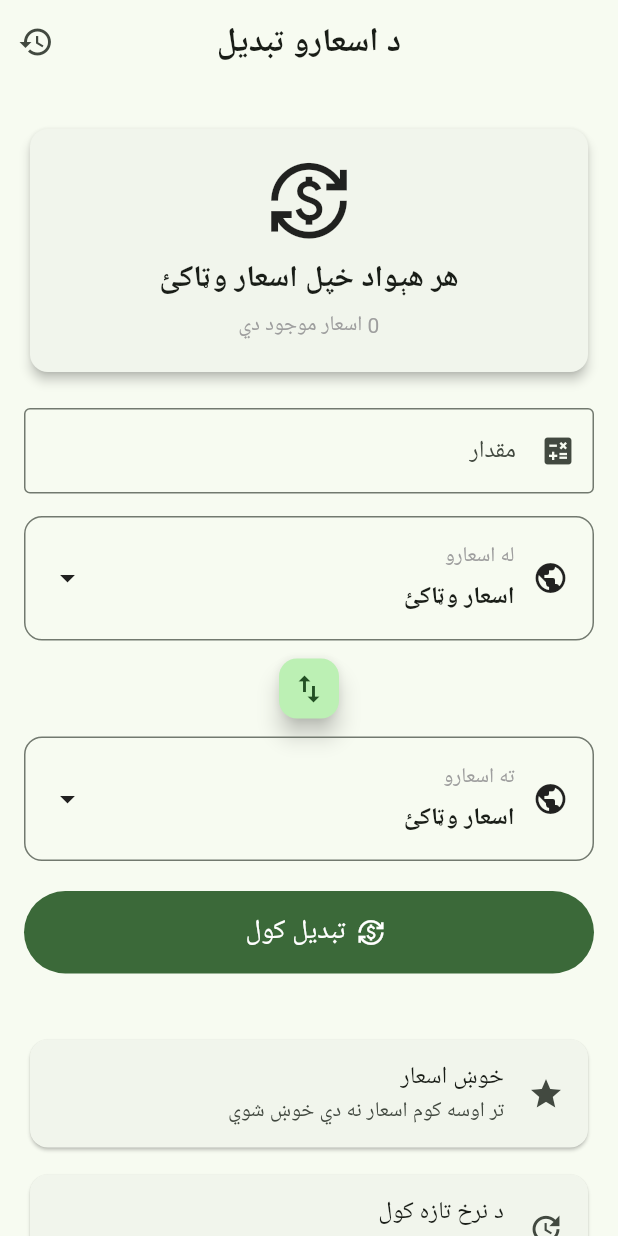
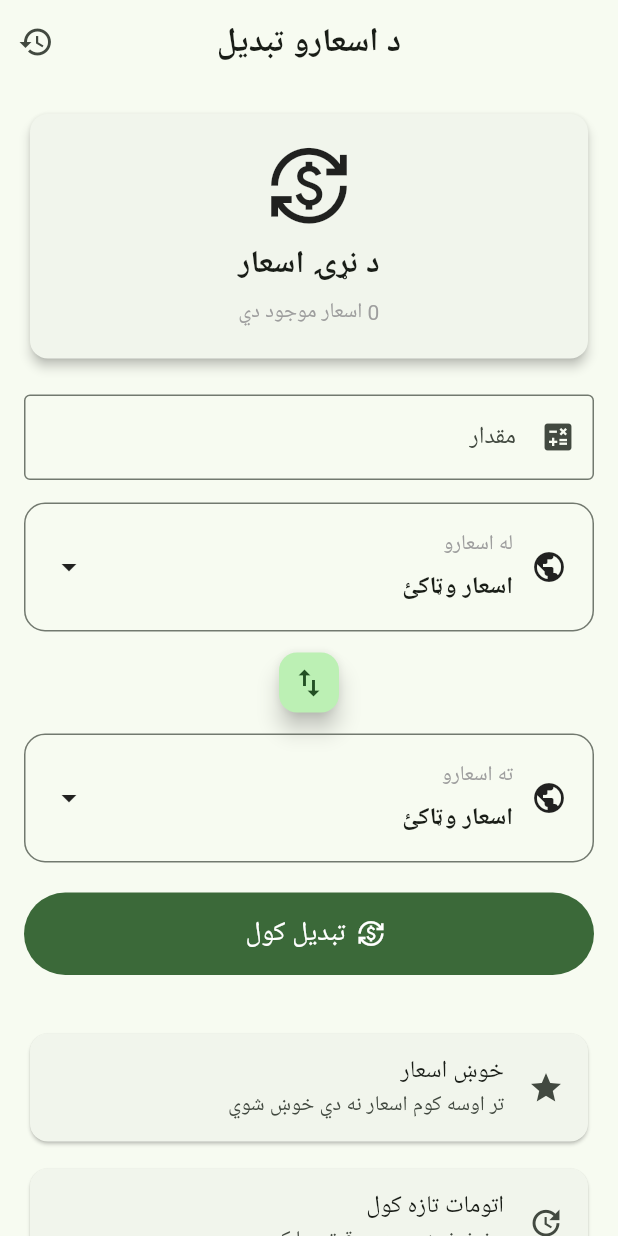
Before and after one commit to abdullahalingari-collab/AfghaniExchange, a Flutter app: the screen it shows after launch, after a tap on "تبدیل کول", on a phone screen of 412 x 824 dp. Run offline on Flutter 3.47's test engine with Material 3 defaults, Android fonts, the phone set to English and light mode, and no system bars; network calls fail.

Commit message:
Fix currency list and converter

```diff
--- a/lib/main.dart
+++ b/lib/main.dart
@@ -20,7 +20,7 @@ class AfghaniExchangeApp extends StatelessWidget {
         useMaterial3: true,
         colorSchemeSeed: Colors.green,
       ),
-      home: const ExchangeHomePage(),
+      home: const ExchangePage(),
     );
   }
 }
@@ -30,31 +30,22 @@ class Currency {
   final String name;
   final String symbol;
 
-  Currency({
+  const Currency({
     required this.code,
     required this.name,
     required this.symbol,
   });
-
-  factory Currency.fromJson(Map<String, dynamic> json) {
-    return Currency(
-      code: json['iso_code'] ?? '',
-      name: json['name'] ?? '',
-      symbol: json['symbol'] ?? '',
-    );
-  }
 }
 
-class ExchangeHomePage extends StatefulWidget {
-  const ExchangeHomePage({super.key});
+class ExchangePage extends StatefulWidget {
+  const ExchangePage({super.key});
 
   @override
-  State<ExchangeHomePage> createState() => _ExchangeHomePageState();
+  State<ExchangePage> createState() => _ExchangePageState();
 }
 
-class _ExchangeHomePageState extends State<ExchangeHomePage> {
+class _ExchangePageState extends State<ExchangePage> {
   List<Currency> currencies = [];
-  List<Currency> filteredCurrencies = [];
 
   Currency? fromCurrency;
   Currency? toCurrency;
@@ -64,26 +55,26 @@ class _ExchangeHomePageState extends State<ExchangeHomePage> {
   double? result;
   double? rate;
 
-  bool loadingCurrencies = true;
+  bool loading = true;
   bool converting = false;
 
   final Set<String> favorites = {};
   final List<String> history = [];
 
-  Timer? refreshTimer;
+  Timer? timer;
 
   @override
   void initState() {
     super.initState();
     loadCurrencies();
 
-    refreshTimer = Timer.periodic(
+    timer = Timer.periodic(
       const Duration(minutes: 1),
       (_) {
-        if (fromCurrency != null &&
-            toCurrency != null &&
-            amountController.text.isNotEmpty) {
-          convertCurrency();
+        if (amountController.text.isNotEmpty &&
+            fromCurrency != null &&
+            toCurrency != null) {
+          convert();
         }
       },
     );
@@ -91,7 +82,7 @@ class _ExchangeHomePageState extends State<ExchangeHomePage> {
 
   @override
   void dispose() {
-    refreshTimer?.cancel();
+    timer?.cancel();
     amountController.dispose();
     super.dispose();
   }
@@ -103,41 +94,50 @@ class _ExchangeHomePageState extends State<ExchangeHomePage> {
       );
 
       if (response.statusCode != 200) {
-        throw Exception();
+        throw Exception('API error');
       }
 
-      final List data = jsonDecode(response.body);
+      final decoded = jsonDecode(response.body);
 
-      final loaded = data
-          .map((item) => Currency.fromJson(item))
-          .where((c) => c.code.isNotEmpty)
-          .toList();
+      List<Currency> list = [];
 
-      loaded.sort((a, b) => a.name.compareTo(b.name));
+      // API د اسعارو معلومات د List په شکل راکوي
+      if (decoded is List) {
+        for (final item in decoded) {
+          if (item is Map<String, dynamic>) {
+            final code = item['iso_code']?.toString() ?? '';
+            final name = item['name']?.toString() ?? '';
+            final symbol = item['symbol']?.toString() ?? '';
+
+            if (code.isNotEmpty && name.isNotEmpty) {
+              list.add(
+                Currency(
+                  code: code,
+                  name: name,
+                  symbol: symbol,
+                ),
+              );
+            }
+          }
+        }
+      }
+
+      list.sort((a, b) => a.name.compareTo(b.name));
 
       if (!mounted) return;
 
       setState(() {
-        currencies = loaded;
-        filteredCurrencies = loaded;
+        currencies = list;
+        loading = false;
 
-        fromCurrency = loaded.firstWhere(
-          (c) => c.code == 'USD',
-          orElse: () => loaded.first,
-        );
-
-        toCurrency = loaded.firstWhere(
-          (c) => c.code == 'AFN',
-          orElse: () => loaded.first,
-        );
-
-        loadingCurrencies = false;
+        fromCurrency = findCurrency('USD');
+        toCurrency = findCurrency('AFN');
       });
     } catch (e) {
       if (!mounted) return;
 
       setState(() {
-        loadingCurrencies = false;
+        loading = false;
       });
 
       ScaffoldMessenger.of(context).showSnackBar(
@@ -148,7 +148,16 @@ class _ExchangeHomePageState extends State<ExchangeHomePage> {
     }
   }
 
-  Future<void> convertCurrency() async {
+  Currency? findCurrency(String code) {
+    for (final currency in currencies) {
+      if (currency.code == code) {
+        return currency;
+      }
+    }
+    return currencies.isNotEmpty ? currencies.first : null;
+  }
+
+  Future<void> convert() async {
     if (fromCurrency == null || toCurrency == null) return;
 
     final amount = double.tryParse(
@@ -187,6 +196,7 @@ class _ExchangeHomePageState extends State<ExchangeHomePage> {
       }
 
       final data = jsonDecode(response.body);
+
       final currentRate = (data['rate'] as num).toDouble();
       final converted = amount * currentRate;
 
@@ -197,11 +207,11 @@ class _ExchangeHomePageState extends State<ExchangeHomePage> {
         result = converted;
         converting = false;
 
-        final item =
+        history.insert(
+          0,
           '${amount.toString()} ${fromCurrency!.code} = '
-            '${converted.toStringAsFixed(2)} ${toCurrency!.code}';
-
-        history.insert(0, item);
+          '${converted.toStringAsFixed(2)} ${toCurrency!.code}',
+        );
 
         if (history.length > 20) {
           history.removeLast();
@@ -216,37 +226,25 @@ class _ExchangeHomePageState extends State<ExchangeHomePage> {
 
       ScaffoldMessenger.of(context).showSnackBar(
         const SnackBar(
-          content: Text('د دې دوو اسعارو نرخ پیدا نه شو'),
+          content: Text('د دې دوو اسعارو نرخ موجود نه دی'),
         ),
       );
     }
   }
 
-  void swapCurrencies() {
+  void swap() {
     if (fromCurrency == null || toCurrency == null) return;
 
     setState(() {
-      final temp = fromCurrency;
+      final old = fromCurrency;
       fromCurrency = toCurrency;
-      toCurrency = temp;
+      toCurrency = old;
       result = null;
       rate = null;
     });
   }
 
-  void toggleFavorite(Currency currency) {
-    setState(() {
-      if (favorites.contains(currency.code)) {
-        favorites.remove(currency.code);
-      } else {
-        favorites.add(currency.code);
-      }
-    });
-  }
-
-  Future<void> selectCurrency({
-    required bool from,
-  }) async {
+  Future<void> chooseCurrency(bool from) async {
     Currency? selected;
 
     selected = await showModalBottomSheet<Currency>(
@@ -254,13 +252,13 @@ class _ExchangeHomePageState extends State<ExchangeHomePage> {
       isScrollControlled: true,
       builder: (context) {
         String search = '';
-        List<Currency> list = currencies;
 
         return StatefulBuilder(
-          builder: (context, setSheetState) {
-            list = currencies.where((currency) {
+          builder: (context, setModalState) {
+            final filtered = currencies.where((currency) {
               final text =
                   '${currency.name} ${currency.code}'.toLowerCase();
+
               return text.contains(search.toLowerCase());
             }).toList();
 
@@ -268,14 +266,14 @@ class _ExchangeHomePageState extends State<ExchangeHomePage> {
               textDirection: TextDirection.rtl,
               child: SafeArea(
                 child: SizedBox(
-                  height: MediaQuery.of(context).size.height * 0.85,
+                  height: MediaQuery.of(context).size.height * .88,
                   child: Column(
                     children: [
-                      const SizedBox(height: 12),
+                      const SizedBox(height: 15),
                       const Text(
                         'اسعار وټاکئ',
                         style: TextStyle(
-                          fontSize: 20,
+                          fontSize: 21,
                           fontWeight: FontWeight.bold,
                         ),
                       ),
@@ -288,25 +286,26 @@ class _ExchangeHomePageState extends State<ExchangeHomePage> {
                             border: OutlineInputBorder(),
                           ),
                           onChanged: (value) {
-                            setSheetState(() {
+                            setModalState(() {
                               search = value;
                             });
                           },
                         ),
                       ),
                       Expanded(
-                        child: ListView.builder(
-                          itemCount: list.length,
+                        child: filtered.isEmpty
+                            ? const Center(
+                                child: Text('اسعار پیدا نه شول'),
+                              )
+                            : ListView.builder(
+                                itemCount: filtered.length,
                                 itemBuilder: (context, index) {
-                            final currency = list[index];
+                                  final currency = filtered[index];
 
                                   return ListTile(
                                     leading: CircleAvatar(
                                       child: Text(
-                                  currency.code.substring(
-                                    0,
-                                    currency.code.length > 2 ? 2 : 1,
-                                  ),
+                                        currency.code.substring(0, 2),
                                       ),
                                     ),
                                     title: Text(currency.name),
@@ -315,17 +314,35 @@ class _ExchangeHomePageState extends State<ExchangeHomePage> {
                                     ),
                                     trailing: IconButton(
                                       icon: Icon(
-                                  favorites.contains(currency.code)
+                                        favorites.contains(
+                                          currency.code,
+                                        )
                                             ? Icons.star
                                             : Icons.star_border,
                                       ),
                                       onPressed: () {
-                                  toggleFavorite(currency);
-                                  setSheetState(() {});
+                                        setState(() {
+                                          if (favorites.contains(
+                                            currency.code,
+                                          )) {
+                                            favorites.remove(
+                                              currency.code,
+                                            );
+                                          } else {
+                                            favorites.add(
+                                              currency.code,
+                                            );
+                                          }
+                                        });
+
+                                        setModalState(() {});
                                       },
                                     ),
                                     onTap: () {
-                                Navigator.pop(context, currency);
+                                      Navigator.pop(
+                                        context,
+                                        currency,
+                                      );
                                     },
                                   );
                                 },
@@ -355,6 +372,101 @@ class _ExchangeHomePageState extends State<ExchangeHomePage> {
     });
   }
 
+  void showHistory() {
+    showModalBottomSheet(
+      context: context,
+      builder: (context) {
+        return Directionality(
+          textDirection: TextDirection.rtl,
+          child: SafeArea(
+            child: SizedBox(
+              height: 450,
+              child: Column(
+                children: [
+                  const Padding(
+                    padding: EdgeInsets.all(16),
+                    child: Text(
+                      'د تبدیل تاریخچه',
+                      style: TextStyle(
+                        fontSize: 20,
+                        fontWeight: FontWeight.bold,
+                      ),
+                    ),
+                  ),
+                  Expanded(
+                    child: history.isEmpty
+                        ? const Center(
+                            child: Text('تر اوسه تاریخچه نشته'),
+                          )
+                        : ListView.builder(
+                            itemCount: history.length,
+                            itemBuilder: (context, index) {
+                              return ListTile(
+                                leading: const Icon(Icons.history),
+                                title: Text(history[index]),
+                              );
+                            },
+                          ),
+                  ),
+                ],
+              ),
+            ),
+          ),
+        );
+      },
+    );
+  }
+
+  Widget currencyBox({
+    required String title,
+    required Currency? currency,
+    required VoidCallback onTap,
+  }) {
+    return InkWell(
+      onTap: onTap,
+      borderRadius: BorderRadius.circular(14),
+      child: Container(
+        padding: const EdgeInsets.all(17),
+        decoration: BoxDecoration(
+          border: Border.all(
+            color: Theme.of(context).colorScheme.outline,
+          ),
+          borderRadius: BorderRadius.circular(14),
+        ),
+        child: Row(
+          children: [
+            const Icon(Icons.public),
+            const SizedBox(width: 12),
+            Expanded(
+              child: Column(
+                crossAxisAlignment: CrossAxisAlignment.start,
+                children: [
+                  Text(
+                    title,
+                    style: const TextStyle(
+                      color: Colors.grey,
+                    ),
+                  ),
+                  const SizedBox(height: 5),
+                  Text(
+                    currency == null
+                        ? 'اسعار وټاکئ'
+                        : '${currency.name} (${currency.code})',
+                    style: const TextStyle(
+                      fontSize: 16,
+                      fontWeight: FontWeight.bold,
+                    ),
+                  ),
+                ],
+              ),
+            ),
+            const Icon(Icons.arrow_drop_down),
+          ],
+        ),
+      ),
+    );
+  }
+
   @override
   Widget build(BuildContext context) {
     return Directionality(
@@ -368,13 +480,12 @@ class _ExchangeHomePageState extends State<ExchangeHomePage> {
           centerTitle: true,
           actions: [
             IconButton(
-              tooltip: 'تاریخچه',
+              onPressed: showHistory,
               icon: const Icon(Icons.history),
-              onPressed: showHistory,
             ),
           ],
         ),
-        body: loadingCurrencies
+        body: loading
             ? const Center(
                 child: CircularProgressIndicator(),
               )
@@ -383,8 +494,6 @@ class _ExchangeHomePageState extends State<ExchangeHomePage> {
                 child: ListView(
                   padding: const EdgeInsets.all(16),
                   children: [
-                    const SizedBox(height: 10),
-
                     Card(
                       elevation: 3,
                       child: Padding(
@@ -397,9 +506,9 @@ class _ExchangeHomePageState extends State<ExchangeHomePage> {
                             ),
                             const SizedBox(height: 10),
                             const Text(
-                              'هر هېواد خپل اسعار وټاکئ',
+                              'د نړۍ اسعار',
                               style: TextStyle(
-                                fontSize: 20,
+                                fontSize: 21,
                                 fontWeight: FontWeight.bold,
                               ),
                             ),
@@ -433,32 +542,28 @@ class _ExchangeHomePageState extends State<ExchangeHomePage> {
 
                     const SizedBox(height: 15),
 
-                    currencyButton(
+                    currencyBox(
                       title: 'له اسعارو',
                       currency: fromCurrency,
-                      onTap: () {
-                        selectCurrency(from: true);
-                      },
+                      onTap: () => chooseCurrency(true),
                     ),
 
-                    const SizedBox(height: 8),
+                    const SizedBox(height: 10),
 
                     Center(
                       child: FloatingActionButton.small(
-                        heroTag: 'swap',
-                        onPressed: swapCurrencies,
+                        heroTag: 'swapButton',
+                        onPressed: swap,
                         child: const Icon(Icons.swap_vert),
                       ),
                     ),
 
-                    const SizedBox(height: 8),
+                    const SizedBox(height: 10),
 
-                    currencyButton(
+                    currencyBox(
                       title: 'ته اسعارو',
                       currency: toCurrency,
-                      onTap: () {
-                        selectCurrency(from: false);
-                      },
+                      onTap: () => chooseCurrency(false),
                     ),
 
                     const SizedBox(height: 20),
@@ -466,18 +571,18 @@ class _ExchangeHomePageState extends State<ExchangeHomePage> {
                     SizedBox(
                       height: 55,
                       child: FilledButton.icon(
-                        onPressed:
-                            converting ? null : convertCurrency,
+                        onPressed: converting ? null : convert,
                         icon: converting
                             ? const SizedBox(
+                                width: 20,
                                 height: 20,
-                                width: 20,
-                                child:
-                                    CircularProgressIndicator(
+                                child: CircularProgressIndicator(
                                   strokeWidth: 2,
                                 ),
                               )
-                            : const Icon(Icons.currency_exchange),
+                            : const Icon(
+                                Icons.currency_exchange,
+                              ),
                         label: const Text(
                           'تبدیل کول',
                           style: TextStyle(fontSize: 18),
@@ -510,20 +615,19 @@ class _ExchangeHomePageState extends State<ExchangeHomePage> {
                                   fontWeight: FontWeight.bold,
                                 ),
                               ),
-                              if (rate != null) ...[
                               const SizedBox(height: 8),
+                              if (rate != null)
                                 Text(
                                   '1 ${fromCurrency!.code} = '
                                   '${rate!.toStringAsFixed(6)} '
                                   '${toCurrency!.code}',
                                 ),
                             ],
-                            ],
                           ),
                         ),
                       ),
 
-                    const SizedBox(height: 20),
+                    const SizedBox(height: 15),
 
                     Card(
                       child: ListTile(
@@ -540,11 +644,11 @@ class _ExchangeHomePageState extends State<ExchangeHomePage> {
                     const SizedBox(height: 10),
 
                     Card(
-                      child: ListTile(
-                        leading: const Icon(Icons.update),
-                        title: const Text('د نرخ تازه کول'),
-                        subtitle: const Text(
-                          'اپ هره دقیقه نرخ بیا ترلاسه کوي',
+                      child: const ListTile(
+                        leading: Icon(Icons.update),
+                        title: Text('اتومات تازه کول'),
+                        subtitle: Text(
+                          'د نرخ غوښتنه هره دقیقه بیا کېږي',
                         ),
                       ),
                     ),
@@ -554,98 +658,4 @@ class _ExchangeHomePageState extends State<ExchangeHomePage> {
       ),
     );
   }
-
-  Widget currencyButton({
-    required String title,
-    required Currency? currency,
-    required VoidCallback onTap,
-  }) {
-    return InkWell(
-      onTap: onTap,
-      borderRadius: BorderRadius.circular(12),
-      child: Container(
-        padding: const EdgeInsets.all(16),
-        decoration: BoxDecoration(
-          border: Border.all(
-            color: Theme.of(context).colorScheme.outline,
-          ),
-          borderRadius: BorderRadius.circular(12),
-        ),
-        child: Row(
-          children: [
-            const Icon(Icons.public),
-            const SizedBox(width: 12),
-            Expanded(
-              child: Column(
-                crossAxisAlignment: CrossAxisAlignment.start,
-                children: [
-                  Text(
-                    title,
-                    style: const TextStyle(color: Colors.grey),
-                  ),
-                  const SizedBox(height: 4),
-                  Text(
-                    currency == null
-                        ? 'اسعار وټاکئ'
-                        : '${currency.name} (${currency.code})',
-                    style: const TextStyle(
-                      fontSize: 16,
-                      fontWeight: FontWeight.bold,
-                    ),
-                  ),
-                ],
-              ),
-            ),
-            const Icon(Icons.arrow_drop_down),
-          ],
-        ),
-      ),
-    );
 }
-
-  void showHistory() {
-    showModalBottomSheet(
-      context: context,
-      builder: (context) {
-        return Directionality(
-          textDirection: TextDirection.rtl,
-          child: SafeArea(
-            child: SizedBox(
-              height: 450,
-              child: Column(
-                children: [
-                  const Padding(
-                    padding: EdgeInsets.all(16),
-                    child: Text(
-                      'د تبدیل تاریخچه',
-                      style: TextStyle(
-                        fontSize: 20,
-                        fontWeight: FontWeight.bold,
-                      ),
-                    ),
-                  ),
-                  Expanded(
-                    child: history.isEmpty
-                        ? const Center(
-                            child: Text('تر اوسه تاریخچه نشته'),
-                          )
-                        : ListView.builder(
-                            itemCount: history.length,
-                            itemBuilder: (context, index) {
-                              return ListTile(
-                                leading:
-                                    const Icon(Icons.history),
-                                title: Text(history[index]),
-                              );
-                            },
-                          ),
-                  ),
-                ],
-              ),
-            ),
-          ),
-        );
-      },
-    );
-  }
-}
```
Lines whose indentation alone changed are shown as unchanged.
